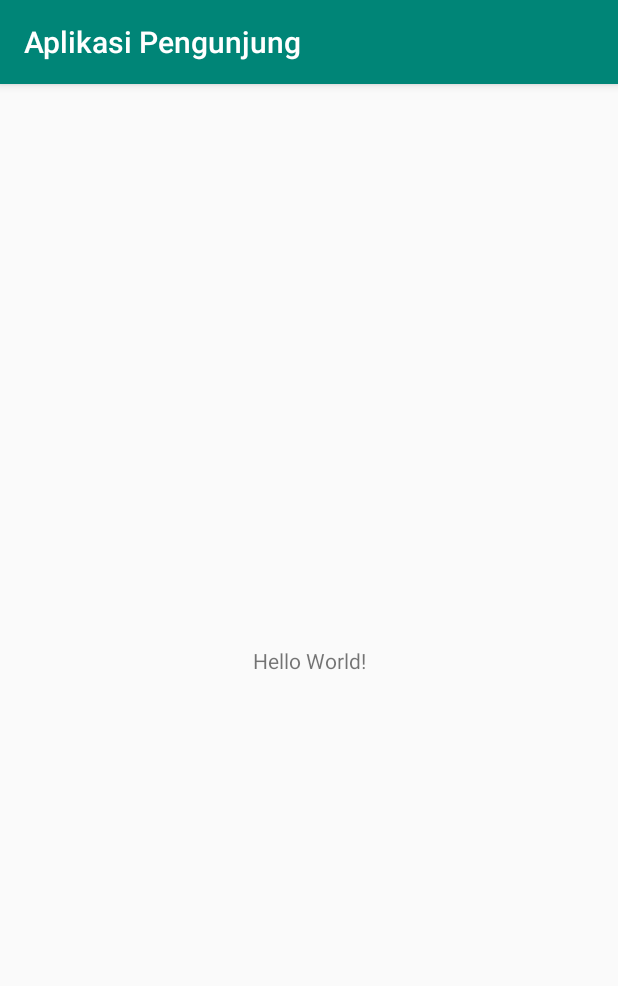
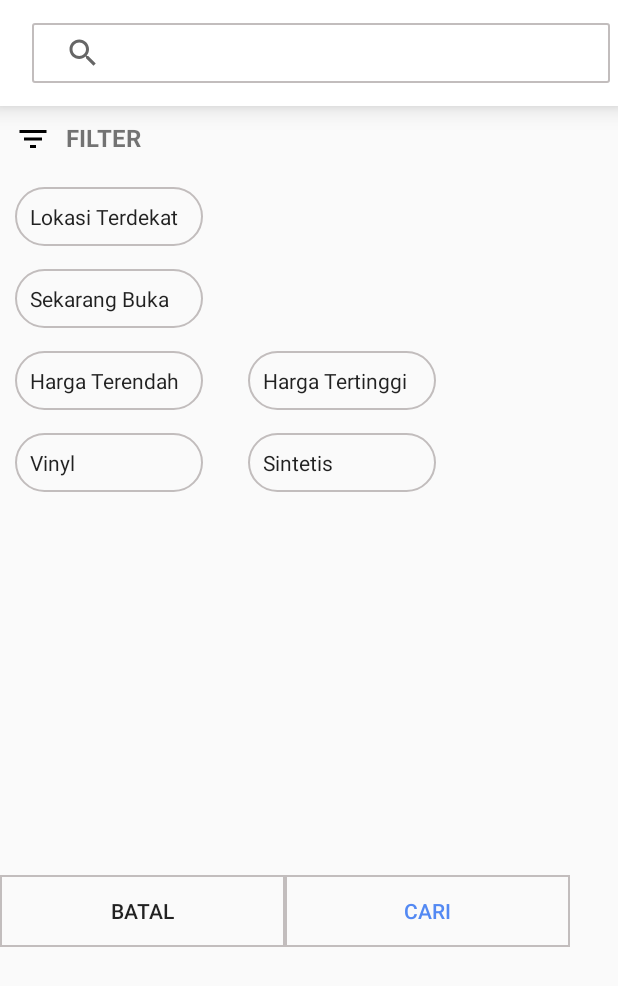
Before and after one commit to azizsul/aplikasi-pengunjung, an Android app: the screen it shows after launch (MainActivity), on a phone screen of 412 x 824 dp. Shown: the top 986 px of the screen. Run offline under Robolectric (Android 15) with nearby library versions, the light colour scheme and no system bars.

Commit message:
add layout home

```diff
--- /dev/null
+++ b/app/src/main/res/drawable/button_layout.xml
@@ -0,0 +1,18 @@
+<?xml version="1.0" encoding="utf-8"?>
+<shape xmlns:android="http://schemas.android.com/apk/res/android">
+
+    <corners android:radius="@dimen/stroke_radius">
+
+    </corners>
+
+    <!--<padding android:left="@dimen/button_margin"-->
+             <!--android:right="@dimen/button_margin"-->
+             <!--android:top="@dimen/button_margin"-->
+             <!--android:bottom="@dimen/button_margin">-->
+
+    <!--</padding>-->
+
+    <solid android:color="@color/buttonColor">
+
+    </solid>
+</shape>
--- /dev/null
+++ b/app/src/main/res/drawable/ic_filter_list.xml
@@ -0,0 +1,9 @@
+<vector xmlns:android="http://schemas.android.com/apk/res/android"
+        android:width="24dp"
+        android:height="24dp"
+        android:viewportWidth="24.0"
+        android:viewportHeight="24.0">
+    <path
+        android:fillColor="#FF000000"
+        android:pathData="M10,18h4v-2h-4v2zM3,6v2h18L21,6L3,6zM6,13h12v-2L6,11v2z"/>
+</vector>
--- /dev/null
+++ b/app/src/main/res/drawable/ic_search.xml
@@ -0,0 +1,9 @@
+<vector xmlns:android="http://schemas.android.com/apk/res/android"
+        android:width="24dp"
+        android:height="24dp"
+        android:viewportWidth="24.0"
+        android:viewportHeight="24.0">
+    <path
+        android:fillColor="#FF000000"
+        android:pathData="M15.5,14h-0.79l-0.28,-0.27C15.41,12.59 16,11.11 16,9.5 16,5.91 13.09,3 9.5,3S3,5.91 3,9.5 5.91,16 9.5,16c1.61,0 3.09,-0.59 4.23,-1.57l0.27,0.28v0.79l5,4.99L20.49,19l-4.99,-5zM9.5,14C7.01,14 5,11.99 5,9.5S7.01,5 9.5,5 14,7.01 14,9.5 11.99,14 9.5,14z"/>
+</vector>
--- /dev/null
+++ b/app/src/main/res/drawable/outline_no_radius.xml
@@ -0,0 +1,15 @@
+<?xml version="1.0" encoding="utf-8"?>
+<shape xmlns:android="http://schemas.android.com/apk/res/android">
+    <stroke
+            android:color="@color/grey"
+            android:width="@dimen/stroke_width">
+
+    </stroke>
+
+    <padding android:left="@dimen/margin_10"
+             android:right="@dimen/margin_10"
+             android:top="@dimen/margin_10"
+             android:bottom="@dimen/margin_10">
+
+    </padding>
+</shape>
--- /dev/null
+++ b/app/src/main/res/drawable/outline_stroke.xml
@@ -0,0 +1,19 @@
+<?xml version="1.0" encoding="utf-8"?>
+<shape xmlns:android="http://schemas.android.com/apk/res/android">
+    <stroke
+            android:color="@color/grey"
+            android:width="@dimen/stroke_width">
+
+    </stroke>
+
+    <corners android:radius="@dimen/stroke_radius">
+
+    </corners>
+
+    <padding android:left="@dimen/margin_10"
+             android:right="@dimen/margin_10"
+             android:top="@dimen/margin_10"
+             android:bottom="@dimen/margin_10">
+
+    </padding>
+</shape>
--- /dev/null
+++ b/app/src/main/res/drawable/search_edit_text.xml
@@ -0,0 +1,21 @@
+<?xml version="1.0" encoding="utf-8"?>
+<selector xmlns:android="http://schemas.android.com/apk/res/android">
+        <item>
+            <shape>
+                <gradient
+                        android:angle="270"
+                        android:endColor="@color/white"
+                        android:startColor="@color/white" />
+                <stroke
+                        android:width="1dp"
+                        android:color="@color/grey" />
+                <corners
+                        android:radius="1dp" />
+                <padding
+                        android:bottom="10dp"
+                        android:left="10dp"
+                        android:right="10dp"
+                        android:top="10dp" />
+            </shape>
+        </item>
+</selector>
--- a/app/src/main/res/layout/activity_main.xml
+++ b/app/src/main/res/layout/activity_main.xml
@@ -1,19 +1,147 @@
 <?xml version="1.0" encoding="utf-8"?>
-<androidx.constraintlayout.widget.ConstraintLayout
+<LinearLayout
         xmlns:android="http://schemas.android.com/apk/res/android"
         xmlns:tools="http://schemas.android.com/tools"
         xmlns:app="http://schemas.android.com/apk/res-auto"
         android:layout_width="match_parent"
         android:layout_height="match_parent"
+        android:orientation="vertical"
         tools:context=".MainActivity">
 
-    <TextView
-            android:layout_width="wrap_content"
+    <androidx.appcompat.widget.Toolbar
+            android:id="@+id/toolBar"
+            android:layout_width="match_parent"
             android:layout_height="wrap_content"
-            android:text="Hello World!"
-            app:layout_constraintBottom_toBottomOf="parent"
-            app:layout_constraintLeft_toLeftOf="parent"
-            app:layout_constraintRight_toRightOf="parent"
-            app:layout_constraintTop_toTopOf="parent"/>
+            android:padding="10dp"
+            android:elevation="10dp"
+            android:background="@color/white"
+            tools:ignore="MissingConstraints">
 
-</androidx.constraintlayout.widget.ConstraintLayout>
+        <LinearLayout
+                android:layout_width="match_parent"
+                android:layout_height="match_parent"
+                android:background="@color/colorPrimary"
+                android:orientation="vertical"
+                android:gravity="center|right">
+
+            <LinearLayout
+                    android:layout_width="match_parent"
+                    android:layout_height="0dp"
+                    android:layout_weight="1"
+                    android:background="@color/white"
+                    android:gravity="center|left">
+
+                <androidx.appcompat.widget.SearchView
+                        android:id="@+id/editMobileNo"
+                        android:layout_width="match_parent"
+                        android:layout_height="40dp"
+                        android:layout_margin="5dp"
+                        android:background="@drawable/search_edit_text"
+                        android:ems="10"
+                        app:queryHint="Cari disini......."/>
+                <!--android:hint="Cari disini........"-->
+                <!--android:drawableLeft="@drawable/ic_search"-->
+                <!--android:gravity="start"/>-->
+
+            </LinearLayout>
+
+        </LinearLayout>
+
+    </androidx.appcompat.widget.Toolbar>
+
+    <LinearLayout android:layout_width="match_parent"
+                  android:layout_height="wrap_content"
+                  android:padding="10dp"
+                  android:orientation="vertical">
+
+        <TextView android:id="@+id/tvFilter"
+                  android:layout_width="wrap_content"
+                  android:layout_height="wrap_content"
+                  android:drawableLeft="@drawable/ic_filter_list"
+                  android:drawablePadding="10dp"
+                  android:text="FILTER"
+                  android:textStyle="bold"
+                  android:textSize="16dp"/>
+
+    </LinearLayout>
+
+    <LinearLayout android:layout_width="match_parent"
+                  android:layout_height="wrap_content"
+                  android:padding="10dp"
+                  android:orientation="vertical">
+
+        <CheckedTextView
+                android:id="@+id/ctv_lokasiterdekat"
+                android:layout_width="@dimen/width_checked_tv"
+                android:layout_height="wrap_content"
+                android:background="@drawable/outline_stroke"
+                android:text="Lokasi Terdekat"/>
+
+        <CheckedTextView
+                android:layout_width="@dimen/width_checked_tv"
+                android:layout_height="wrap_content"
+                android:background="@drawable/outline_stroke"
+                android:layout_marginTop="15dp"
+                android:text="Sekarang Buka"/>
+
+        <LinearLayout android:layout_width="match_parent"
+                      android:layout_height="wrap_content"
+                      android:layout_marginTop="15dp">
+
+            <CheckedTextView
+                    android:layout_width="@dimen/width_checked_tv"
+                    android:layout_height="wrap_content"
+                    android:background="@drawable/outline_stroke"
+                    android:layout_marginRight="30dp"
+                    android:text="Harga Terendah"/>
+
+            <CheckedTextView
+                    android:layout_width="@dimen/width_checked_tv"
+                    android:layout_height="wrap_content"
+                    android:background="@drawable/outline_stroke"
+                    android:text="Harga Tertinggi"/>
+
+        </LinearLayout>
+
+        <LinearLayout android:layout_width="match_parent"
+                      android:layout_height="wrap_content"
+                      android:layout_marginTop="15dp">
+
+            <CheckedTextView
+                    android:layout_width="@dimen/width_checked_tv"
+                    android:layout_height="wrap_content"
+                    android:background="@drawable/outline_stroke"
+                    android:layout_marginRight="30dp"
+                    android:text="Vinyl"/>
+
+            <CheckedTextView
+                    android:layout_width="@dimen/width_checked_tv"
+                    android:layout_height="wrap_content"
+                    android:background="@drawable/outline_stroke"
+                    android:text="Sintetis"/>
+
+        </LinearLayout>
+
+    </LinearLayout>
+
+    <LinearLayout android:layout_marginTop="245dp"
+                  android:layout_width="match_parent"
+                  android:layout_height="wrap_content"
+                  android:orientation="horizontal">
+
+        <Button android:id="@+id/btnBatal"
+                android:background="@drawable/outline_no_radius"
+                android:layout_width="@dimen/width_btn_search"
+                android:layout_height="wrap_content"
+                android:text="BATAL"/>
+
+        <Button android:id="@+id/btnCari"
+                android:background="@drawable/outline_no_radius"
+                android:layout_width="@dimen/width_btn_search"
+                android:layout_height="wrap_content"
+                android:textColor="@color/colorPrimary"
+                android:text="CARI"/>
+
+    </LinearLayout>
+
+</LinearLayout>
--- a/app/src/main/res/values/colors.xml
+++ b/app/src/main/res/values/colors.xml
@@ -1,6 +1,12 @@
 <?xml version="1.0" encoding="utf-8"?>
 <resources>
-    <color name="colorPrimary">#008577</color>
-    <color name="colorPrimaryDark">#00574B</color>
+    <color name="colorPrimary">#5389F3</color>
+    <color name="colorPrimaryDark">#3457A5</color>
+    <color name="colorPrimaryGrey">#008577</color>
+    <color name="colorPrimaryDarkGrey">#00574B</color>
     <color name="colorAccent">#D81B60</color>
+    <color name="white">#FFFFFF</color>
+    <color name="grey">#C2BDBD</color>
+    <color name="buttonColor">#5389F3</color>
+
 </resources>
--- /dev/null
+++ b/app/src/main/res/values/dimens.xml
@@ -0,0 +1,8 @@
+<?xml version="1.0" encoding="utf-8"?>
+<resources>
+    <dimen name="stroke_width">1dip</dimen>
+    <dimen name="stroke_radius">140dip</dimen>
+    <dimen name="margin_10">10dip</dimen>
+    <dimen name="width_checked_tv">125dp</dimen>
+    <dimen name="width_btn_search">190dp</dimen>
+</resources>
--- a/app/src/main/res/values/strings.xml
+++ b/app/src/main/res/values/strings.xml
@@ -1,3 +1,3 @@
 <resources>
-    <string name="app_name">Aplikasi Pengunjung</string>
+    <string name="app_name">sigPengunjung</string>
 </resources>
--- a/app/src/main/res/values/styles.xml
+++ b/app/src/main/res/values/styles.xml
@@ -1,7 +1,7 @@
 <resources>
 
     <!-- Base application theme. -->
-    <style name="AppTheme" parent="Theme.AppCompat.Light.DarkActionBar">
+    <style name="AppTheme" parent="Theme.AppCompat.Light.NoActionBar">
         <!-- Customize your theme here. -->
         <item name="colorPrimary">@color/colorPrimary</item>
         <item name="colorPrimaryDark">@color/colorPrimaryDark</item>
```
